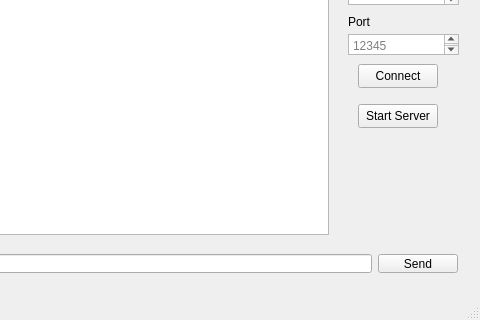
Above: TCPApp/TCPApp.ui from Mateian/mesager_app before the change; both pictures show x 172 to 652 and y 92 to 412 of the 652 by 412 pixel window. Below: the same form after it.
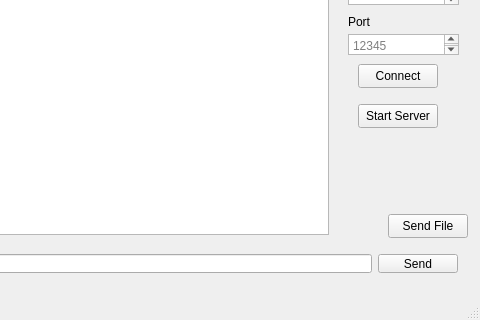
That is the form after the change.

Patch:
```diff
--- a/TCPApp/TCPApp.ui
+++ b/TCPApp/TCPApp.ui
@@ -167,6 +167,19 @@
      <string>Start Server</string>
     </property>
    </widget>
+   <widget class="QPushButton" name="sendFileButton">
+    <property name="geometry">
+     <rect>
+      <x>560</x>
+      <y>270</y>
+      <width>80</width>
+      <height>24</height>
+     </rect>
+    </property>
+    <property name="text">
+     <string>Send File</string>
+    </property>
+   </widget>
   </widget>
   <widget class="QMenuBar" name="menuBar">
    <property name="geometry">
```
